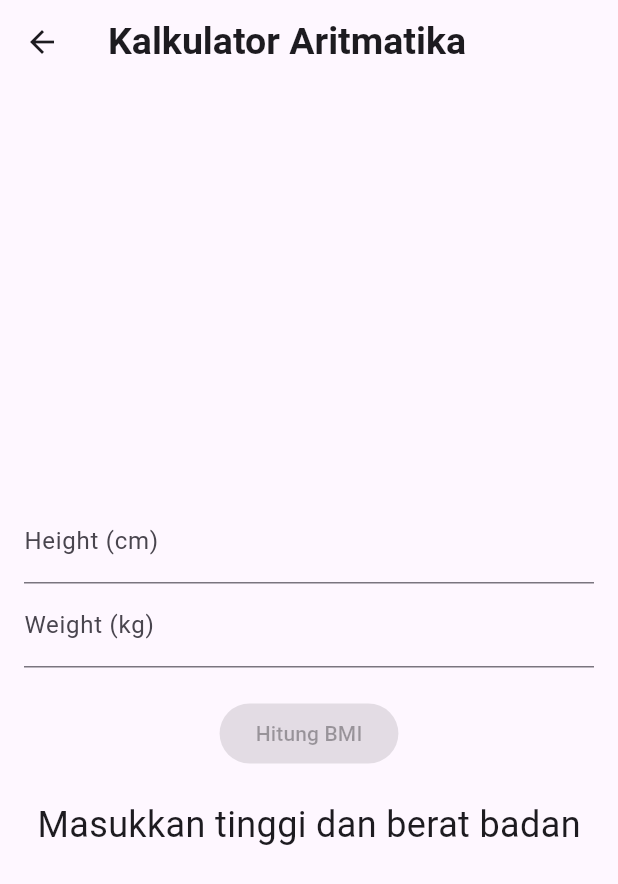
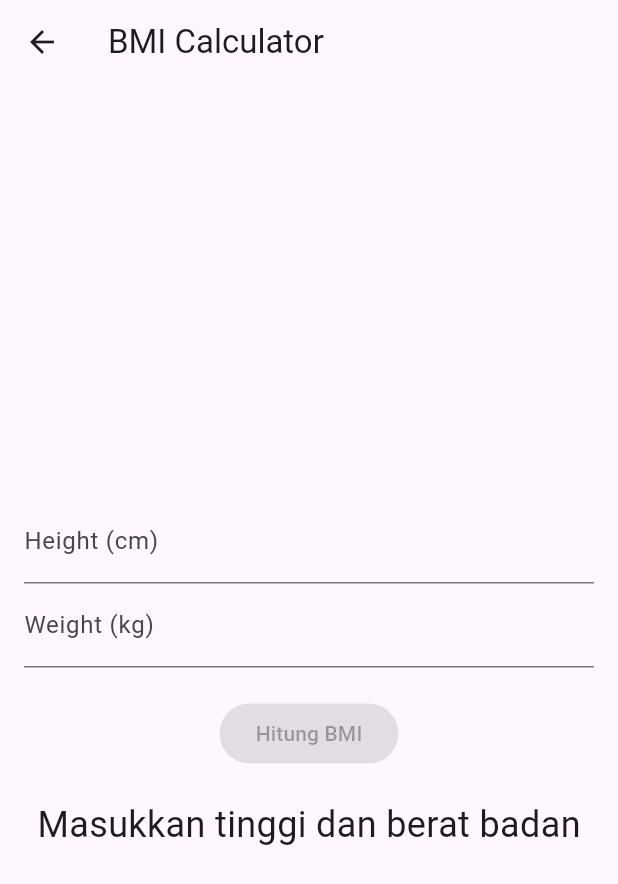
Before and after one commit to oceanthesea1/Calculator_Provider, a Flutter app: the BmiCalculator screen opened directly, on a phone screen of 412 x 824 dp. Shown: the top 884 px of the screen. Run offline on Flutter 3.47's test engine with Material 3 defaults, Android fonts, the light colour scheme and no system bars; network calls fail.

Commit message:
Fix[AI]Bmi_Calculator

```diff
--- a/lib/bmi_calculator/bmi_calculator.dart
+++ b/lib/bmi_calculator/bmi_calculator.dart
@@ -14,15 +14,7 @@ class BmiCalculator extends StatelessWidget {
     final bmiModel = Provider.of<BmiModel>(context);
 
     return Scaffold(
-      appBar: AppBar(
-        title: const Text(
-         'Kalkulator Aritmatika',
-          style: TextStyle(
-          fontWeight: FontWeight.bold,
-          fontSize: 25.0,
-          ),
-        ),
-      ),
+      appBar: const AppBarProvider(title: 'BMI Calculator'),
       body: Padding(
         padding: const EdgeInsets.all(16.0),
         child: Column(
--- a/lib/main.dart
+++ b/lib/main.dart
@@ -16,7 +16,6 @@ void main() {
         ChangeNotifierProvider(create: (context) => SquareCalculator()),
         ChangeNotifierProvider(create: (context) => RectangleCalculator()),
         ChangeNotifierProvider(create: (context) => TriangleCalculator()),
-
       ],
       child: const MyApp(),
     ),
```
